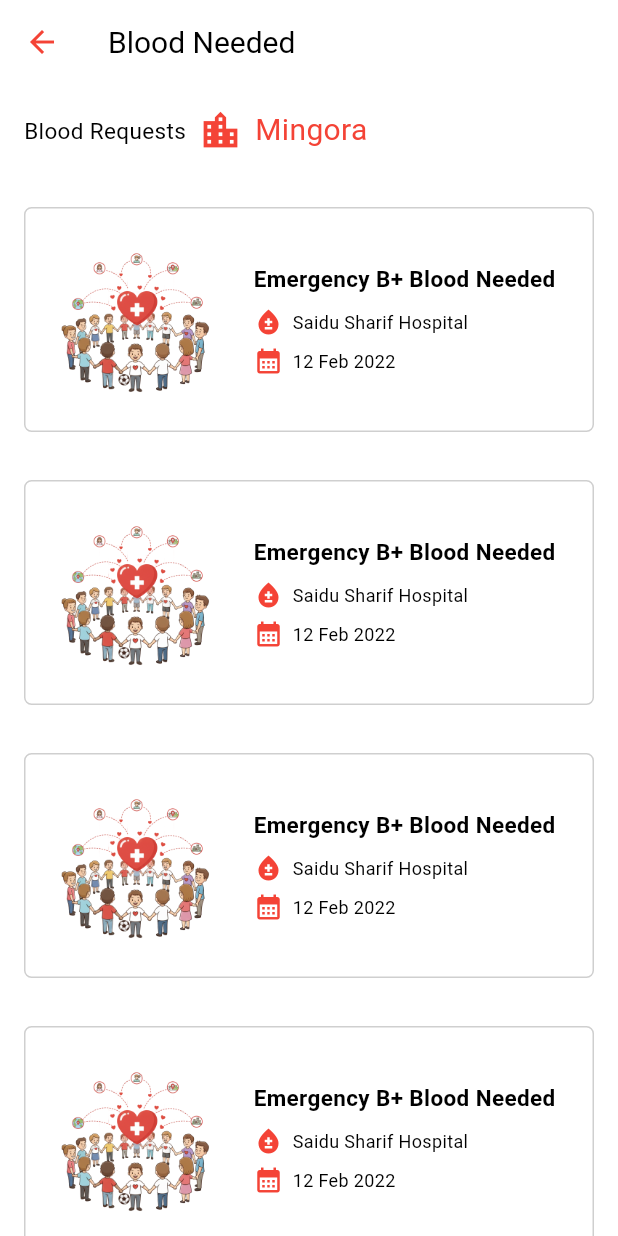
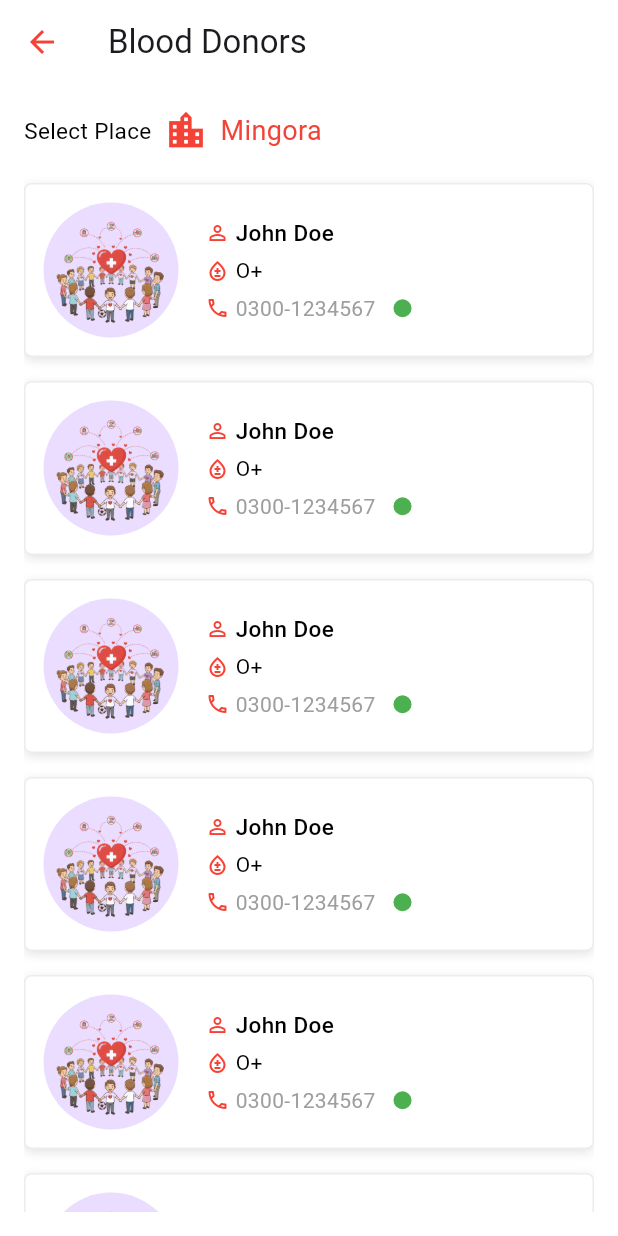
Before and after one commit to ShahidC0de/Blood-Donating-App, a Flutter app: the HomeScreen screen opened directly, after a tap on "Blood Donors", on a phone screen of 412 x 824 dp. Run offline on Flutter 3.47's test engine with Material 3 defaults, Android fonts, the phone set to English and light mode, and no system bars; our stand-ins replace dotted_border, flutter_svg, image_picker.

Commit message:
blood donors screen is created

```diff
--- a/lib/core/constants/constants.dart
+++ b/lib/core/constants/constants.dart
@@ -1,3 +1,4 @@
+import 'package:blood_dontating_app/features/blood_donors/presentation/screens/blood_donors_screen.dart';
 import 'package:blood_dontating_app/features/blood_request/presentation/screens/blood_requests_screen.dart';
 import 'package:flutter/material.dart';
 
@@ -147,7 +148,7 @@ final List<Map<String, dynamic>> activitiesIcons = [
     "label": "Blood Donors",
     "subtitle": "120 posts",
     "icon": Icons.bloodtype,
-    "screen": BloodNeededScreen(),
+    "screen": BloodDonorsScreen(),
   },
   {
     "label": "Blood Requests",
--- /dev/null
+++ b/lib/features/blood_donors/presentation/screens/blood_donors_screen.dart
@@ -0,0 +1,73 @@
+import 'package:blood_dontating_app/core/theme/app_pallete.dart';
+import 'package:blood_dontating_app/features/blood_donors/presentation/widgets/donor_widget.dart';
+import 'package:blood_dontating_app/features/home/presentation/screens/posted_person_profle.dart';
+import 'package:flutter/material.dart';
+
+class BloodDonorsScreen extends StatelessWidget {
+  const BloodDonorsScreen({super.key});
+
+  @override
+  Widget build(BuildContext context) {
+    return Scaffold(
+      appBar: AppBar(title: const Text("Blood Donors")),
+      body: Padding(
+        padding: const EdgeInsets.all(16.0),
+        child: SingleChildScrollView(
+          child: Column(
+            children: [
+              Row(
+                mainAxisAlignment: MainAxisAlignment.start,
+                children: [
+                  Text(
+                    'Select Place',
+                    style: AppPallete.subHeadingText.copyWith(fontSize: 15),
+                  ),
+                  SizedBox(width: 8),
+                  Icon(
+                    Icons.location_city,
+                    size: 30,
+                    color: AppPallete.buttonColor,
+                  ),
+                  SizedBox(width: 8),
+
+                  Text(
+                    'Mingora',
+                    style: AppPallete.subHeadingText.copyWith(
+                      fontSize: 18,
+                      color: AppPallete.buttonColor,
+                    ),
+                  ),
+                ],
+              ),
+              SizedBox(height: 20),
+              ListView.builder(
+                physics: NeverScrollableScrollPhysics(),
+                shrinkWrap: true,
+                itemCount: 10,
+                itemBuilder: (context, index) {
+                  return GestureDetector(
+                    onTap: () {
+                      Navigator.push(
+                        context,
+                        MaterialPageRoute(
+                          builder: (context) => PostedPersonProfle(),
+                        ),
+                      );
+                    },
+                    child: const DonorWidget(
+                      imageUrl: "assets/images/savelives.png",
+                      donorName: "John Doe",
+                      bloodType: "O+",
+                      contactNumber: "0300-1234567",
+                      wantingToDonate: true,
+                    ),
+                  );
+                },
+              ),
+            ],
+          ),
+        ),
+      ),
+    );
+  }
+}
--- /dev/null
+++ b/lib/features/blood_donors/presentation/widgets/donor_widget.dart
@@ -0,0 +1,118 @@
+import 'package:blood_dontating_app/core/theme/app_pallete.dart';
+import 'package:flutter/material.dart';
+
+class DonorWidget extends StatelessWidget {
+  final String imageUrl;
+  final String donorName;
+  final String bloodType;
+  final String contactNumber;
+  final bool wantingToDonate;
+  const DonorWidget({
+    super.key,
+    required this.imageUrl,
+    required this.donorName,
+    required this.bloodType,
+    required this.contactNumber,
+    required this.wantingToDonate,
+  });
+
+  @override
+  Widget build(BuildContext context) {
+    return Container(
+      margin: const EdgeInsets.only(bottom: 16.0),
+      padding: const EdgeInsets.all(12.0),
+      decoration: BoxDecoration(
+        color: AppPallete.backgroundColor,
+        borderRadius: BorderRadius.circular(5),
+        border: Border.all(
+          color: AppPallete.borderColor.withValues(alpha: 0.2),
+        ),
+        boxShadow: [
+          BoxShadow(
+            color: AppPallete.borderColor.withValues(alpha: 0.3),
+            blurRadius: 5,
+            offset: Offset(0, 2),
+          ),
+        ],
+      ),
+      child: Row(
+        children: [
+          CircleAvatar(radius: 45, child: Image.asset(imageUrl, scale: 1)),
+          SizedBox(width: 18),
+          Column(
+            crossAxisAlignment: CrossAxisAlignment.start,
+            children: [
+              Row(
+                children: [
+                  Icon(
+                    Icons.person_outline,
+                    color: AppPallete.buttonColor,
+                    size: 16,
+                  ),
+                  SizedBox(width: 4),
+
+                  Text(
+                    donorName,
+                    style: AppPallete.headingText.copyWith(
+                      fontSize: 15,
+                      fontWeight: FontWeight.w500,
+                    ),
+                  ),
+                ],
+              ),
+              SizedBox(height: 5),
+              Row(
+                children: [
+                  Icon(
+                    Icons.bloodtype_outlined,
+                    color: AppPallete.buttonColor,
+                    size: 16,
+                  ),
+                  SizedBox(width: 4),
+
+                  Text(
+                    bloodType,
+                    style: AppPallete.subHeadingText.copyWith(fontSize: 14),
+                  ),
+                ],
+              ),
+              SizedBox(height: 5),
+
+              Row(
+                mainAxisAlignment: MainAxisAlignment.start,
+                children: [
+                  Icon(
+                    Icons.phone_outlined,
+                    size: 16,
+                    color: AppPallete.buttonColor,
+                  ),
+
+                  SizedBox(width: 4),
+                  Text(
+                    contactNumber,
+                    style: AppPallete.subHeadingText.copyWith(
+                      fontSize: 14,
+                      color: AppPallete.borderColor,
+                    ),
+                  ),
+                  SizedBox(width: 12),
+                  Container(
+                    width: 12,
+                    height: 12,
+                    decoration: BoxDecoration(
+                      shape: BoxShape.circle,
+                      color: wantingToDonate
+                          ? Colors.green
+                          : AppPallete.buttonColor, // online indicator
+                    ),
+                    child: SizedBox(),
+                  ),
+                ],
+              ),
+            ],
+          ),
+        ],
+      ),
+    );
+  }
+}
--- a/lib/features/home/presentation/screens/posted_person_profle.dart
+++ b/lib/features/home/presentation/screens/posted_person_profle.dart
@@ -1,6 +1,5 @@
 import 'package:blood_dontating_app/core/theme/app_pallete.dart';
 import 'package:blood_dontating_app/features/blood_request/presentation/widgets/custom_tile.dart';
-import 'package:blood_dontating_app/features/home/presentation/widgets/custom_button.dart';
 import 'package:flutter/material.dart';
 
 class PostedPersonProfle extends StatelessWidget {
```
